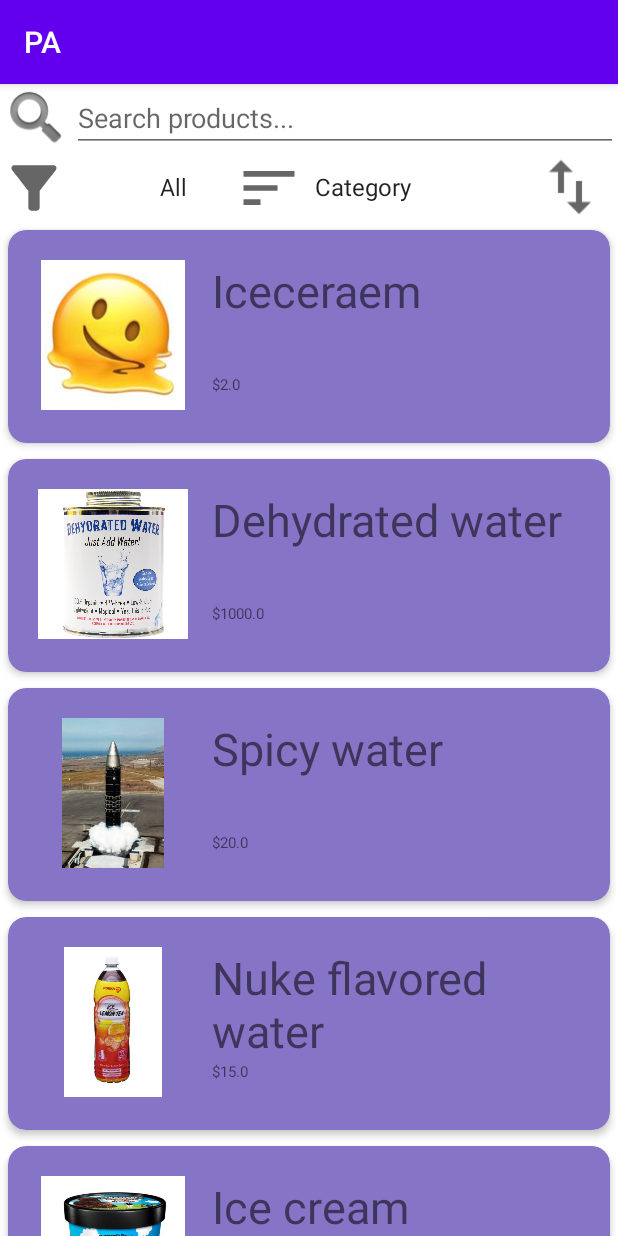
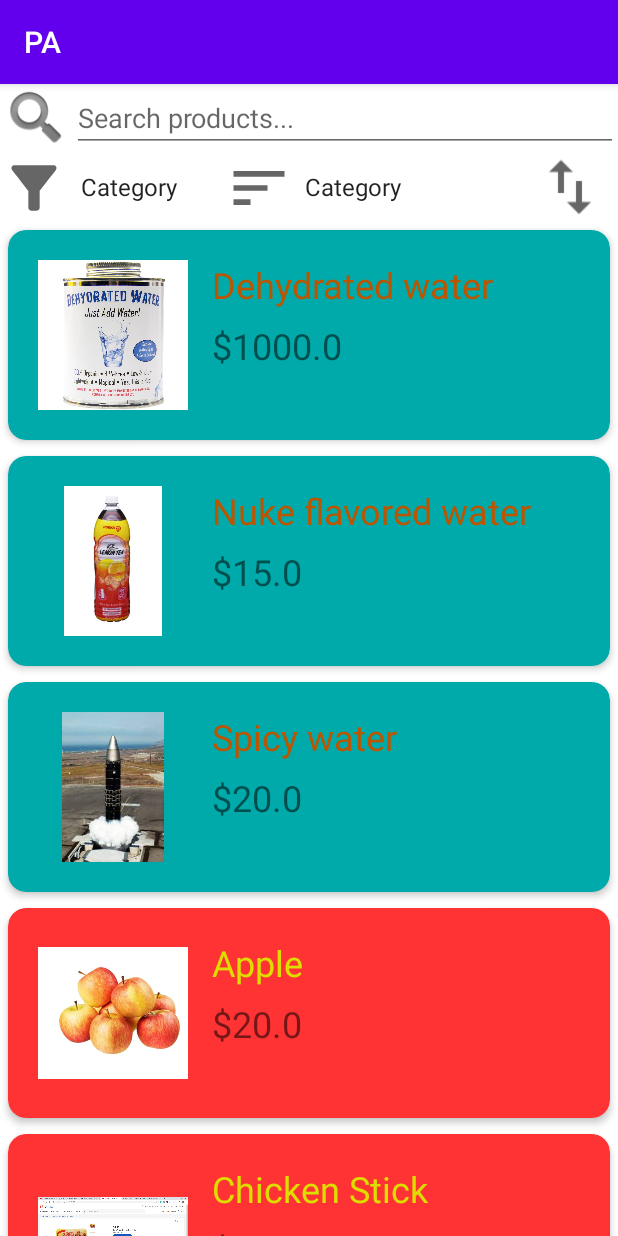
Before and after one commit to theredstone496/pp, an Android app: the fragment ProductTab shown on its own in the app's theme, on a phone screen of 412 x 824 dp. Run offline under Robolectric (Android 15) with nearby library versions, the light colour scheme and no system bars; 1 statement that could not run was skipped.

Commit message:
initial sorting, color coded category and random changes i dont remember

```diff
--- a/app/src/main/java/com/example/pa/ProductActivity.kt
+++ b/app/src/main/java/com/example/pa/ProductActivity.kt
@@ -114,9 +114,16 @@ class ProductActivity : AppCompatActivity() {
         for (i in 0..product.reviewList.size-1) {
             rating += product.reviewList[i].rating
         }
-        rating = rating/2/product.reviewList.size
-        ratingBar.rating = rating.toFloat()
-        ratingView.text = String.format("%.1f/5 (", rating) + product.reviewList.size + " ratings)"
+        if (product.reviewList.size != 0) {
+            rating = rating/2/product.reviewList.size
+            ratingBar.rating = rating.toFloat()
+            ratingView.text = String.format("%.1f/5 (", rating) + product.reviewList.size + " ratings)"
+        }
+        else {
+
+            ratingView.text =
+                "(No ratings)"
+        }
     }
     fun showAdditionalInfo() {
 
--- a/app/src/main/java/com/example/pa/ProductRecyclerAdapter.kt
+++ b/app/src/main/java/com/example/pa/ProductRecyclerAdapter.kt
@@ -7,6 +7,7 @@ import android.view.View
 import android.view.ViewGroup
 import android.widget.ImageView
 import android.widget.TextView
+import androidx.cardview.widget.CardView
 import androidx.recyclerview.widget.RecyclerView
 import com.example.pa.data.Product
 import com.example.pa.data.Warehouse
@@ -28,14 +29,17 @@ class ProductRecyclerAdapter(var productList: ArrayList<Product>) :
 
     // The class holding the list view
     class ViewHolder(itemView: View) : RecyclerView.ViewHolder(itemView) {
+        var cardView: CardView
         var productImage: ImageView
         var productName: TextView
         var productPrice: TextView
 
         init {
+            cardView = itemView.findViewById(R.id.card_view)
             productImage = itemView.findViewById(R.id.product_image)
             productName = itemView.findViewById(R.id.product_name)
             productPrice = itemView.findViewById(R.id.product_price)
+
             itemView.setOnClickListener { view ->
                 val pos = adapterPosition + 1
                 Snackbar.make(view, "Click detected on item " + productName, Snackbar.LENGTH_LONG)
@@ -44,6 +48,30 @@ class ProductRecyclerAdapter(var productList: ArrayList<Product>) :
         }
 
         fun bindItems(product : Product) {
+            when (product.category) {
+                "Food" -> {cardView.setCardBackgroundColor(itemView.resources.getColor(R.color.cat_food_background))
+                    productName.setTextColor(itemView.resources.getColor(R.color.cat_food_text))
+                    productName.setTextColor(itemView.resources.getColor(R.color.cat_food_text))
+                }
+                "Beverage" -> {
+                    cardView.setCardBackgroundColor(itemView.resources.getColor(R.color.cat_bev_background))
+                    productName.setTextColor(itemView.resources.getColor(R.color.cat_bev_text))
+                    productName.setTextColor(itemView.resources.getColor(R.color.cat_bev_text))
+                }
+                "Pharmacy" -> {
+                    cardView.setCardBackgroundColor(itemView.resources.getColor(R.color.cat_phar_background))
+                    productName.setTextColor(itemView.resources.getColor(R.color.cat_phar_text))
+                    productName.setTextColor(itemView.resources.getColor(R.color.cat_phar_text))
+                }
+                "Military" -> {
+                    cardView.setCardBackgroundColor(itemView.resources.getColor(R.color.cat_mil_background))
+                    productName.setTextColor(itemView.resources.getColor(R.color.cat_mil_text))
+                    productName.setTextColor(itemView.resources.getColor(R.color.cat_mil_text))
+                }
+                else -> {
+
+                }
+            }
             productImage.setImageResource(product.imageList[0])
             productName.text = product.name
             productPrice.text = "$"+product.price
--- a/app/src/main/java/com/example/pa/ProductTab.kt
+++ b/app/src/main/java/com/example/pa/ProductTab.kt
@@ -7,16 +7,20 @@ import android.util.Log
 import android.view.LayoutInflater
 import android.view.View
 import android.view.ViewGroup
-import android.widget.EditText
-import android.widget.SearchView
+import android.widget.*
+import androidx.core.view.get
 import androidx.fragment.app.Fragment
 import androidx.recyclerview.widget.GridLayoutManager
 import androidx.recyclerview.widget.RecyclerView
+import com.example.pa.comparators.ProductCatComparator
+import com.example.pa.comparators.ProductNameComparator
+import com.example.pa.comparators.ProductPriceComparator
 import com.example.pa.data.Product
 import com.example.pa.data.Review
 import com.example.pa.data.Warehouse
 import java.time.LocalDate
-import android.widget.Toast
+import android.widget.AdapterView
+
 
 
 
@@ -24,6 +28,10 @@ import android.widget.Toast
 class ProductTab : Fragment() {
     private val productList = Warehouse.products
     private lateinit var searchET : EditText
+    private lateinit var sortSpinner: Spinner
+    private lateinit var filterSpinner: Spinner
+    private lateinit var reverseButton: ImageButton
+    private lateinit var adapter: ProductRecyclerAdapter
 
     override fun onCreateView(
         inflater: LayoutInflater, container: ViewGroup?,
@@ -32,14 +40,34 @@ class ProductTab : Fragment() {
         super.onCreate(savedInstanceState)
 
         val view: View = inflater.inflate(R.layout.fragment_producttab, container, false)
+        sortSpinner = view.findViewById(R.id.sortSpinner)
+        val planetList = resources.getStringArray(R.array.sort_array)
+        val sadapter = ArrayAdapter(view.context, android.R.layout.simple_spinner_item, planetList)
+        sortSpinner.adapter = sadapter
+        sadapter.setNotifyOnChange(true)
 
+        sortSpinner.setOnItemSelectedListener(object : AdapterView.OnItemSelectedListener {
+            override fun onItemSelected(
+                parent: AdapterView<*>?,
+                view: View,
+                position: Int,
+                id: Long
+            ) {
+                Log.i("", "balls")
+            }
+
+            override fun onNothingSelected(parent: AdapterView<*>?) {Log.i("", "balls")}
+        })
+
+        filterSpinner = view.findViewById(R.id.filterSpinner)
+        reverseButton = view.findViewById(R.id.reverseButton)
         searchET = view.findViewById(R.id.searchET)
         val recyclerView = view.findViewById<RecyclerView>(R.id.product_recycler_view)
         val layoutManager = GridLayoutManager(context, 1)
 
         recyclerView.layoutManager = layoutManager
 
-        val adapter = ProductRecyclerAdapter(productList)
+        adapter = ProductRecyclerAdapter(productList)
         recyclerView.adapter = adapter
 
         searchET.addTextChangedListener(object: TextWatcher {
@@ -52,6 +80,11 @@ class ProductTab : Fragment() {
 
         return view
     }
+    override fun onStart() {
+        super.onStart()
+        sortSpinner.get(0)
+    }
+
 
     fun search(search: String, adapter: ProductRecyclerAdapter) {
         val newProductList : ArrayList<Product> = ArrayList<Product>()
--- a/app/src/main/java/com/example/pa/comparators/ProductCatComparator.kt
+++ b/app/src/main/java/com/example/pa/comparators/ProductCatComparator.kt
@@ -8,7 +8,7 @@ class ProductCatComparator: Comparator<Product> {
             if (p0.category.compareTo(p1.category) > 0) {
                 return 1
             }
-            else if (p0.category.compareTo(p1.category) > 0) {
+            else if (p0.category.compareTo(p1.category) < 0) {
                 return -1
             }
             else {
--- a/app/src/main/java/com/example/pa/data/Warehouse.kt
+++ b/app/src/main/java/com/example/pa/data/Warehouse.kt
@@ -1,6 +1,10 @@
 package com.example.pa.data
 import com.example.pa.R
+import com.example.pa.comparators.ProductCatComparator
+import com.example.pa.comparators.ProductNameComparator
 import java.time.LocalDate
+import java.util.*
+import kotlin.collections.ArrayList
 
 class Warehouse {
     companion object {
@@ -97,6 +101,8 @@ class Warehouse {
             val reviewListJ = ArrayList<Review>()
             imageListJ.add(R.drawable.alicorn1)
             products.add(Product("Military", 1000000.00, "Submersible Aviation Cruiser Alicorn", "Union of Yuktobanian Republics", "This boat has the means to end this hideous war, in a definitive and elegant manner. The world shall be horrified by the number of lives we will take. Only then will they let go of their weapons... Weapons that would have taken the lives of ten million.", "Union of Yuktobanian Republics", LocalDate.of(2019, 9, 14), 800000000.0, 26, imageListJ, reviewListJ, 1))
+            products.sortWith(ProductCatComparator())
+            Collections.sort(products, ProductCatComparator())
             called = 1
         }
     }
--- a/app/src/main/res/layout/product_layout.xml
+++ b/app/src/main/res/layout/product_layout.xml
@@ -16,20 +16,23 @@
         android:layout_width="match_parent"
         android:layout_height="wrap_content"
         android:padding="16dp">
+
         <ImageView
             android:id="@+id/product_image"
             android:layout_width="100dp"
             android:layout_height="100dp"
+            app:layout_constraintBottom_toBottomOf="parent"
             app:layout_constraintLeft_toLeftOf="parent"
             app:layout_constraintStart_toStartOf="parent"
             app:layout_constraintTop_toTopOf="parent" />
 
         <TextView
             android:id="@+id/product_name"
-            android:layout_width="237dp"
-            android:layout_height="68dp"
+            android:layout_width="0dp"
+            android:layout_height="wrap_content"
             android:layout_marginStart="16dp"
-            android:textSize="30sp"
+            android:textSize="24sp"
+            app:layout_constraintEnd_toEndOf="parent"
             app:layout_constraintLeft_toRightOf="@+id/product_image"
             app:layout_constraintStart_toEndOf="@+id/product_image"
             app:layout_constraintTop_toTopOf="parent" />
@@ -37,10 +40,10 @@
         <TextView
             android:id="@+id/product_price"
             android:layout_width="234dp"
-            android:layout_height="26dp"
+            android:layout_height="wrap_content"
             android:layout_marginStart="16dp"
             android:layout_marginTop="8dp"
-            android:textSize="10sp"
+            android:textSize="24sp"
             app:layout_constraintLeft_toRightOf="@+id/product_image"
             app:layout_constraintStart_toEndOf="@+id/product_image"
             app:layout_constraintTop_toBottomOf="@+id/product_name" />
--- a/app/src/main/res/values/colors.xml
+++ b/app/src/main/res/values/colors.xml
@@ -9,4 +9,12 @@
     <color name="white">#FFFFFFFF</color>
     <color name="red">#FFFF0000</color>
     <color name="gray">#FF808080</color>
+    <color name="cat_food_background">#FFFF3333</color>
+    <color name="cat_food_text">#FFDDDD00</color>
+    <color name="cat_bev_background">#FF00AAAA</color>
+    <color name="cat_bev_text">#FFBB5500</color>
+    <color name="cat_phar_background">#FF55FF</color>
+    <color name="cat_phar_text">#FF00FF00</color>
+    <color name="cat_mil_background">#FF666666</color>
+    <color name="cat_mil_text">#FF22BB22</color>
 </resources>
```
